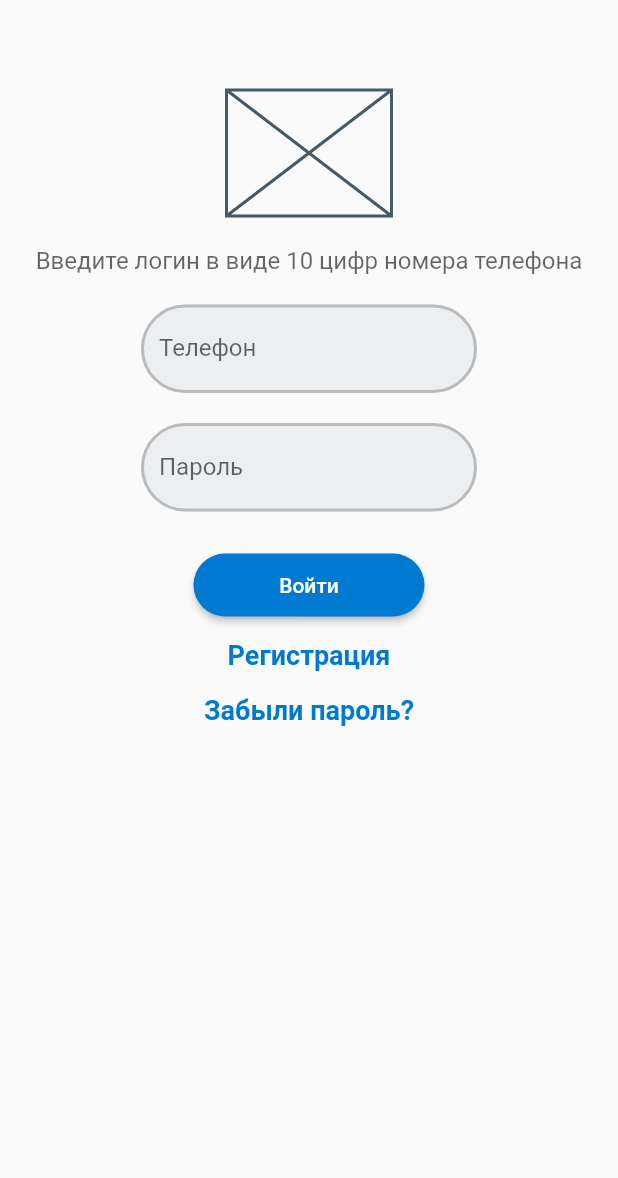
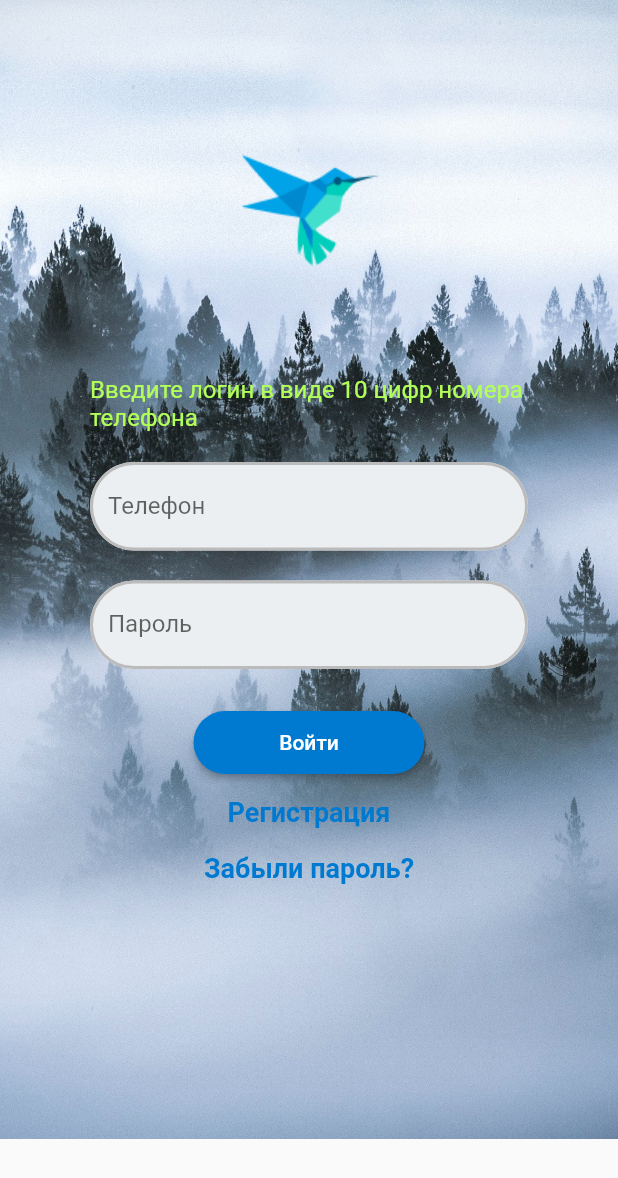
Before and after one commit to DjonikUfa/auth_screen1, a Flutter app: the screen it shows after launch, on a phone screen of 412 x 824 dp. Shown: the top 1178 px of the screen. Run offline on Flutter 3.47's test engine with Material 2 defaults, Android fonts, the phone set to English and light mode, and no system bars.

Commit message:
Добавлены изображения и фон

```diff
--- a/lib/main.dart
+++ b/lib/main.dart
@@ -1,3 +1,4 @@
+import 'package:flutter/cupertino.dart';
 import 'package:flutter/material.dart';
 
 void main() {
@@ -22,17 +23,25 @@ class MyApp extends StatelessWidget {
     return MaterialApp(
         home: Scaffold(
             body: Container(
+              decoration: const BoxDecoration(
+                image: DecorationImage(
+                  image: AssetImage("assets/hudson.jpg"),
+                  fit: BoxFit.cover
+                )
+              ),
               width: double.infinity,
+              padding:EdgeInsets.symmetric(horizontal: 60),// отступы от края экрана
+              child: SingleChildScrollView( //растяжение, сколлинг
                 child: Column(children: [
-                SizedBox(height: 60),
-                SizedBox(width: 110, height: 84, child: Placeholder(),),
-                SizedBox(height: 20),
+                  SizedBox(height: 80),
+                  const SizedBox(width: 150, height: 120, child: Image(image:AssetImage('assets/dart-logo.png')),),
+                  SizedBox(height: 50),
                   Text('Введите логин в виде 10 цифр номера телефона',
-                  style: TextStyle(fontSize:16, color: Color.fromRGBO(0, 0, 0, 0.6)),
+                    style: TextStyle(fontSize:16, color: Color(0xFFB2FF59).withOpacity(1.0)),
                   ),
                   SizedBox(height: 20),
-                const SizedBox(width: 224,
-                  child: TextField(
+                  TextField(
+                    keyboardType: TextInputType.phone,
                     decoration: InputDecoration(
                       filled: true,
                       fillColor: Color(0xFFeceff1),
@@ -41,10 +50,8 @@ class MyApp extends StatelessWidget {
                       labelText: 'Телефон',
                     ),
                   ),
-                ),
                   SizedBox(height: 20),
-                const SizedBox(width: 224,
-                  child: TextField(
+                  TextField(
                     obscureText: true,
                     decoration: InputDecoration(
                       filled: true,
@@ -52,7 +59,6 @@ class MyApp extends StatelessWidget {
                       enabledBorder: borderStyle,
                       focusedBorder: borderStyle,
                       labelText: 'Пароль',
-                    ),
                     ),
                   ),
                   SizedBox(height: 28),
@@ -72,7 +78,9 @@ class MyApp extends StatelessWidget {
                   SizedBox(height: 16),
                   InkWell(child: const Text('Забыли пароль?', style: LinkTextStyle),
                       onTap: () {}),
+                  SizedBox(height: 170),
                 ],
+                ),
               ),
         )
         )
--- a/pubspec.yaml
+++ b/pubspec.yaml
@@ -57,6 +57,11 @@ flutter:
   # the material Icons class.
   uses-material-design: true
 
+  assets:
+    - assets/dart-logo.png
+    - assets/hudson.jpg
+
+
   # To add assets to your application, add an assets section, like this:
   # assets:
   #   - images/a_dot_burr.jpeg
```
Also changed, not shown: assets/dart-logo.png (added), assets/hudson.jpg (added). Lines whose indentation alone changed are shown as unchanged.
